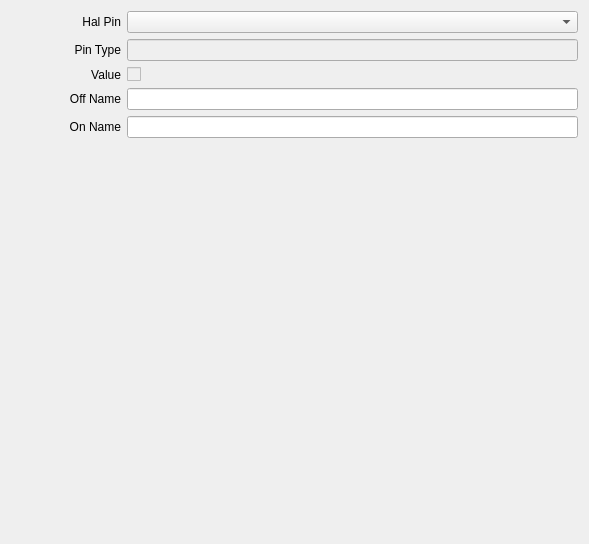
Above: opentoolcontroller/views/DigitalInputEditor.ui from OpenToolController/opentoolcontroller before the change. Below: the same form after it.
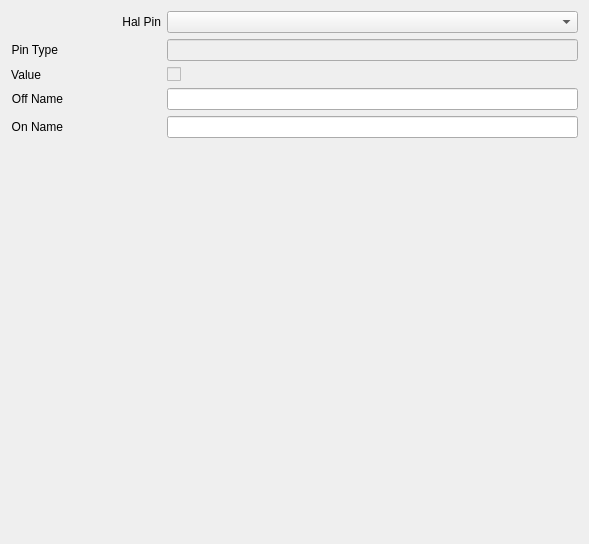
That is the form after the change.

What changed in the file:
```diff
--- a/opentoolcontroller/views/DigitalInputEditor.ui
+++ b/opentoolcontroller/views/DigitalInputEditor.ui
@@ -16,11 +16,17 @@
   <layout class="QVBoxLayout" name="verticalLayout">
    <item>
     <layout class="QFormLayout" name="formLayout">
+     <property name="fieldGrowthPolicy">
+      <enum>QFormLayout::AllNonFixedFieldsGrow</enum>
+     </property>
+     <property name="formAlignment">
+      <set>Qt::AlignLeading|Qt::AlignLeft|Qt::AlignTop</set>
+     </property>
      <item row="0" column="0">
       <widget class="QLabel" name="label_5">
        <property name="minimumSize">
         <size>
-         <width>110</width>
+         <width>150</width>
          <height>0</height>
         </size>
        </property>
@@ -39,7 +45,7 @@
       <widget class="QLabel" name="label_6">
        <property name="minimumSize">
         <size>
-         <width>110</width>
+         <width>0</width>
          <height>0</height>
         </size>
        </property>
@@ -65,7 +71,7 @@
       <widget class="QLabel" name="label_3">
        <property name="minimumSize">
         <size>
-         <width>110</width>
+         <width>0</width>
          <height>0</height>
         </size>
        </property>
@@ -81,7 +87,7 @@
       <widget class="QLabel" name="label">
        <property name="minimumSize">
         <size>
-         <width>110</width>
+         <width>0</width>
          <height>0</height>
         </size>
        </property>
@@ -110,7 +116,7 @@
       <widget class="QLabel" name="label_2">
        <property name="minimumSize">
         <size>
-         <width>110</width>
+         <width>0</width>
          <height>0</height>
         </size>
        </property>
```
